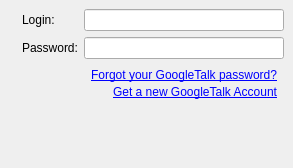
tkrotoff/WengoPhone, file wengophone/src/presentation/qt/imaccount/GoogleTalkSettings.ui: the form before one commit.
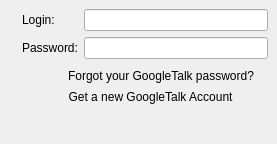
The form after the commit. Icons and pictures are not drawn.

Commit message: - ProfileDetails.ui simplified - Replace QLabel by QToolButton when possible - Other minor modifications

```diff
--- a/wengophone/src/presentation/qt/imaccount/GoogleTalkSettings.ui
+++ b/wengophone/src/presentation/qt/imaccount/GoogleTalkSettings.ui
@@ -8,8 +8,8 @@
    <rect>
     <x>0</x>
     <y>0</y>
-    <width>293</width>
-    <height>168</height>
+    <width>277</width>
+    <height>144</height>
    </rect>
   </property>
   <property name="windowTitle" >
@@ -85,18 +85,12 @@
       <number>0</number>
      </property>
      <item row="0" column="1" >
-      <widget class="QLabel" name="forgotPasswordLabel" >
-       <property name="cursor" >
-        <cursor>13</cursor>
-       </property>
+      <widget class="QToolButton" name="forgotPasswordButton" >
        <property name="text" >
-        <string>&lt;span style=" text-decoration: underline; color:#0000ff;">Forgot your GoogleTalk password?&lt;/span></string>
+        <string>Forgot your GoogleTalk password?</string>
        </property>
-       <property name="textFormat" >
-        <enum>Qt::AutoText</enum>
-       </property>
-       <property name="alignment" >
-        <set>Qt::AlignRight|Qt::AlignTrailing|Qt::AlignVCenter</set>
+       <property name="autoRaise" >
+        <bool>true</bool>
        </property>
       </widget>
      </item>
@@ -111,15 +105,12 @@
       </widget>
      </item>
      <item row="1" column="1" >
-      <widget class="QLabel" name="createAccountLabel" >
-       <property name="cursor" >
-        <cursor>13</cursor>
-       </property>
+      <widget class="QToolButton" name="createAccountButton" >
        <property name="text" >
-        <string>&lt;span style=" text-decoration: underline; color:#0000ff;">Get a new GoogleTalk Account&lt;/span></string>
+        <string>Get a new GoogleTalk Account</string>
        </property>
-       <property name="alignment" >
-        <set>Qt::AlignRight|Qt::AlignTrailing|Qt::AlignVCenter</set>
+       <property name="autoRaise" >
+        <bool>true</bool>
        </property>
       </widget>
      </item>
```
Left out of the diff: 2 changed lines with no effect on the pictures. The commit also changes 40 other files.
